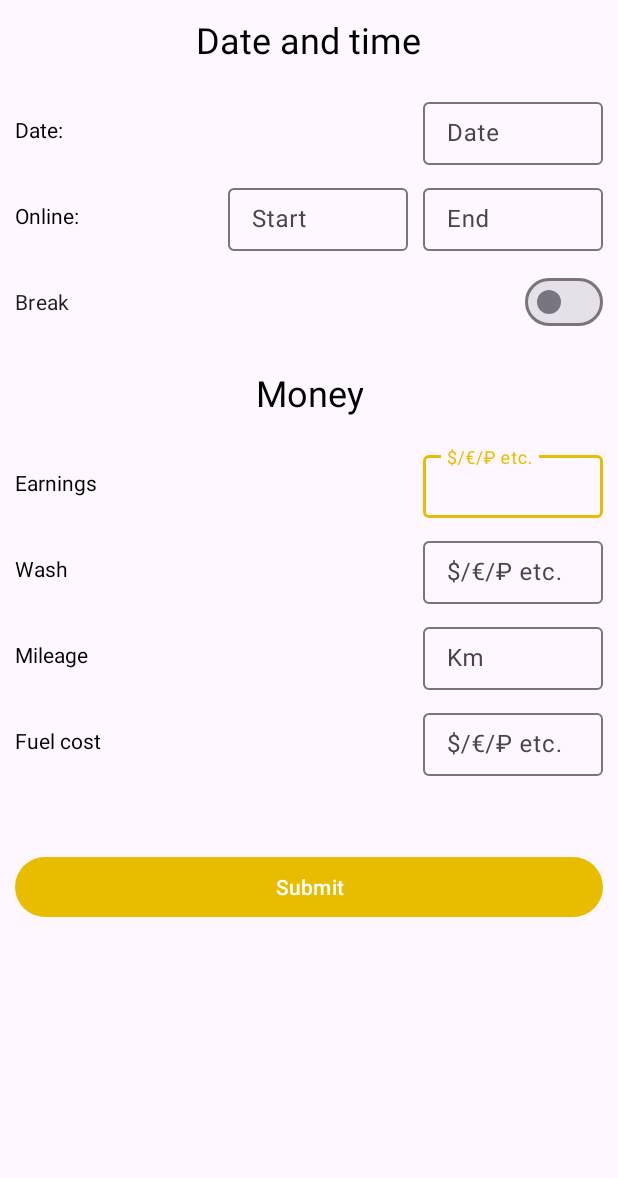
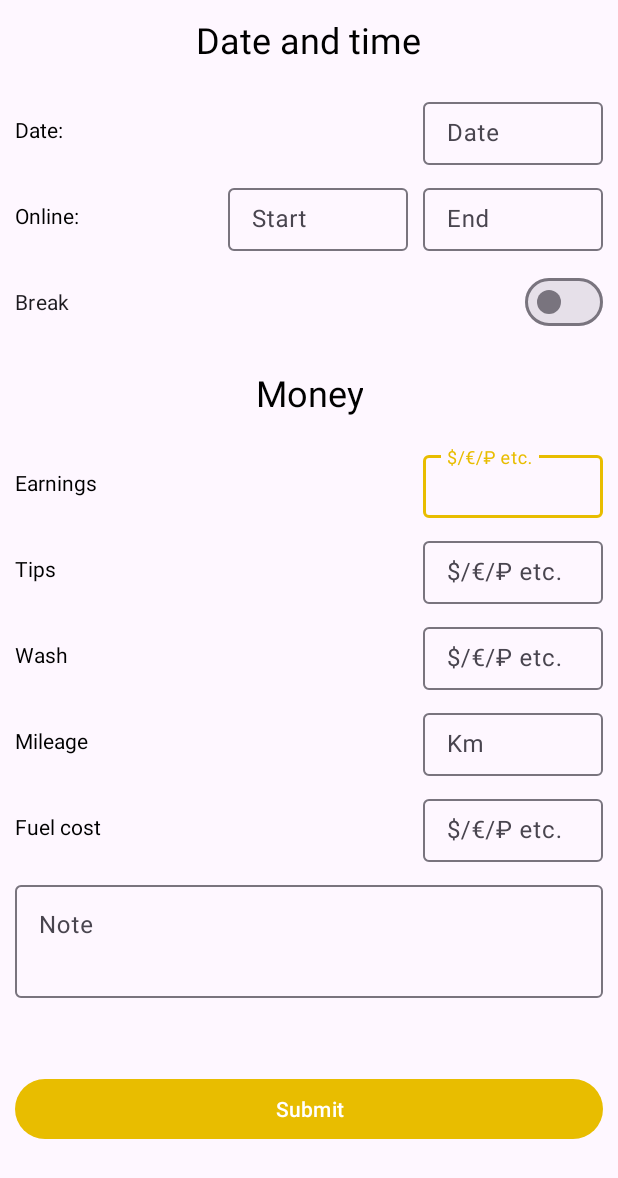
Before and after one commit to HSact/TaxiLog, an Android app built with Jetpack Compose: the layout fragment_shift_form.xml on its own in the app's theme, with its tools: preview values and no code run, on a phone screen of 412 x 824 dp. Shown: the top 1178 px of the screen. Run offline under Robolectric (Android 15) with nearby library versions, the phone set to English and light mode, and no system bars.

Commit message:
Refactor: Add tips and note fields to shift form
- Added `tips` and `note` fields to the shift input form.
- Updated `ShiftFormFragment` to include `EditText` fields for tips and notes, and to handle their input.
- Modified `ShiftFormViewModel` to include `tips` and `note` in `UiState` and `calculateShift` logic.
- Updated `ShiftInputModel` to include `tips` and `note` fields.
- Adjusted `ShiftMappers` to include `tips` and `taxRate` in `ShiftFinanceInputEntity` and `ShiftFinanceInput`.
- Changed `rubToCents` to `dollarsToCents` in `ShiftInputToDomain.kt` for currency conversion.
- Added string resources for "Tips" and "Note" in English and Russian.

```diff
--- a/app/src/main/java/com/hsact/taxilog/data/mappers/ShiftMappers.kt
+++ b/app/src/main/java/com/hsact/taxilog/data/mappers/ShiftMappers.kt
@@ -43,6 +43,8 @@ fun DateTimePeriodEntity.toDomain(): DateTimePeriod {
 fun ShiftFinanceInputEntity.toDomain(): ShiftFinanceInput {
     return ShiftFinanceInput(
         earnings = earnings,
+        tips = tips,
+        taxRate = taxRate,
         wash = wash,
         fuelCost = fuelCost
     )
@@ -73,6 +75,8 @@ fun DateTimePeriod.toEntity(): DateTimePeriodEntity = DateTimePeriodEntity(
 
 fun ShiftFinanceInput.toEntity(): ShiftFinanceInputEntity = ShiftFinanceInputEntity(
     earnings = earnings,
+    tips = tips,
+    taxRate = taxRate,
     wash = wash,
     fuelCost = fuelCost
 )
--- a/app/src/main/java/com/hsact/taxilog/ui/fragments/shiftForm/UiState.kt
+++ b/app/src/main/java/com/hsact/taxilog/ui/fragments/shiftForm/UiState.kt
@@ -11,8 +11,10 @@ data class UiState(
     var breakTime: Long = 0,
     var totalTime: Long = 0,
     var earnings: Double = 0.0,
+    var tips: Double = 0.0,
     var wash: Double = 0.0,
     var fuelCost: Double = 0.0,
     var mileage: Double = 0.0,
     var profit: Double = 0.0,
+    var note: String = "",
 )
--- a/app/src/main/java/com/hsact/taxilog/ui/shift/ShiftInputModel.kt
+++ b/app/src/main/java/com/hsact/taxilog/ui/shift/ShiftInputModel.kt
@@ -1,7 +1,7 @@
 package com.hsact.taxilog.ui.shift
 
 data class ShiftInputModel(
-    var carId: Long = 0,
+    var carId: Int = 0,
     var carName: String = "",
     var date: String = "",
     var timeStart: String = "",
--- a/app/src/main/res/layout/fragment_shift_form.xml
+++ b/app/src/main/res/layout/fragment_shift_form.xml
@@ -67,7 +67,6 @@
                     android:paddingBottom="10dp"
                     tools:ignore="TouchTargetSizeCheck" />
             </com.google.android.material.textfield.TextInputLayout>
-
         </TableRow>
 
         <TableRow
@@ -242,7 +241,39 @@
                     android:paddingBottom="10dp"
                     tools:ignore="TouchTargetSizeCheck,DuplicateSpeakableTextCheck" />
             </com.google.android.material.textfield.TextInputLayout>
+        </TableRow>
 
+        <TableRow
+            android:layout_width="match_parent"
+            android:layout_height="wrap_content"
+            android:orientation="horizontal"
+            android:paddingTop="10dp"
+            android:weightSum="100">
+
+            <TextView
+                android:id="@+id/TextTips"
+                android:layout_width="wrap_content"
+                android:layout_height="wrap_content"
+                android:layout_gravity="center_vertical"
+                android:layout_weight="100"
+                android:text="@string/tips" />
+
+            <com.google.android.material.textfield.TextInputLayout
+                android:id="@+id/editTextTipsL"
+                android:layout_width="wrap_content"
+                android:layout_height="wrap_content"
+                android:hint="@string/hint_money">
+
+                <com.google.android.material.textfield.TextInputEditText
+                    android:id="@+id/editTextTips"
+                    android:layout_width="match_parent"
+                    android:layout_height="match_parent"
+                    android:inputType="numberDecimal"
+                    android:maxLength="8"
+                    android:paddingTop="10dp"
+                    android:paddingBottom="10dp"
+                    tools:ignore="TouchTargetSizeCheck" />
+            </com.google.android.material.textfield.TextInputLayout>
         </TableRow>
 
         <TableRow
@@ -346,6 +377,32 @@
 
         <TableRow
             android:layout_width="match_parent"
+            android:layout_height="wrap_content"
+            android:paddingTop="10dp">
+
+            <com.google.android.material.textfield.TextInputLayout
+                android:id="@+id/editTextNoteL"
+                android:layout_width="0dp"
+                android:layout_height="wrap_content"
+                android:layout_span="1"
+                android:layout_weight="1"
+                android:hint="@string/note">
+
+                <com.google.android.material.textfield.TextInputEditText
+                    android:id="@+id/editTextNote"
+                    android:layout_width="match_parent"
+                    android:layout_height="wrap_content"
+                    android:inputType="textMultiLine"
+                    android:minLines="2"
+                    android:maxLines="4"
+                    android:maxLength="1000"
+                    android:gravity="top|start"
+                    tools:ignore="TouchTargetSizeCheck" />
+            </com.google.android.material.textfield.TextInputLayout>
+        </TableRow>
+
+        <TableRow
+            android:layout_width="match_parent"
             android:layout_height="match_parent"
             android:orientation="horizontal"
             android:paddingTop="50dp">
@@ -358,7 +415,5 @@
                 android:layout_weight="1"
                 android:text="@string/addshift_submit" />
         </TableRow>
-
     </TableLayout>
-
 </ScrollView>
--- a/app/src/main/res/values/strings.xml
+++ b/app/src/main/res/values/strings.xml
@@ -123,4 +123,6 @@
     </string-array>
     <string name="title_edit_shift">Edit Shift #%1$d</string>
     <string name="fuel">Fuel</string>
+    <string name="tips">Tips</string>
+    <string name="note">Note</string>
 </resources>
```
Also changed, not shown: app/src/main/java/com/hsact/taxilog/ui/fragments/shiftForm/ShiftFormFragment.kt (+17 -1 lines), app/src/main/java/com/hsact/taxilog/ui/fragments/shiftForm/ShiftFormViewModel.kt (+24 -7 lines), app/src/main/java/com/hsact/taxilog/ui/shift/mappers/ShiftInputToDomain.kt (+6 -6 lines), 1 other file.
